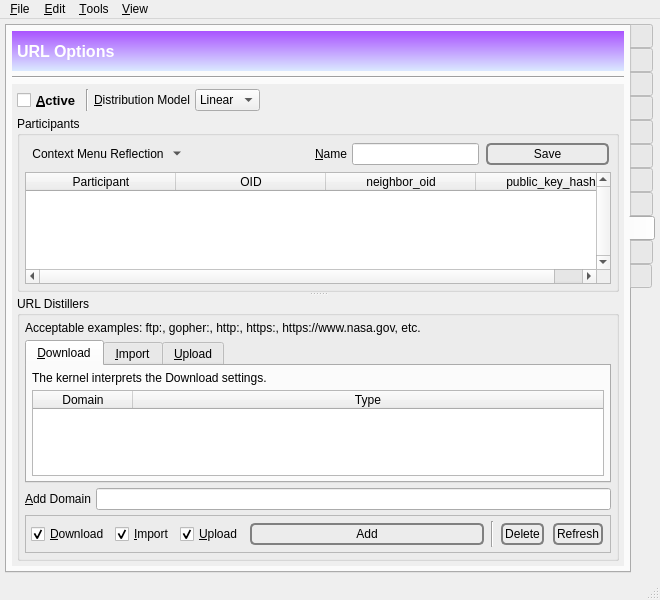
Qt form branches/trunk/GoldBug-UI/spot-on-controlcenter.ui (textbrowser/spot-on) before a commit.
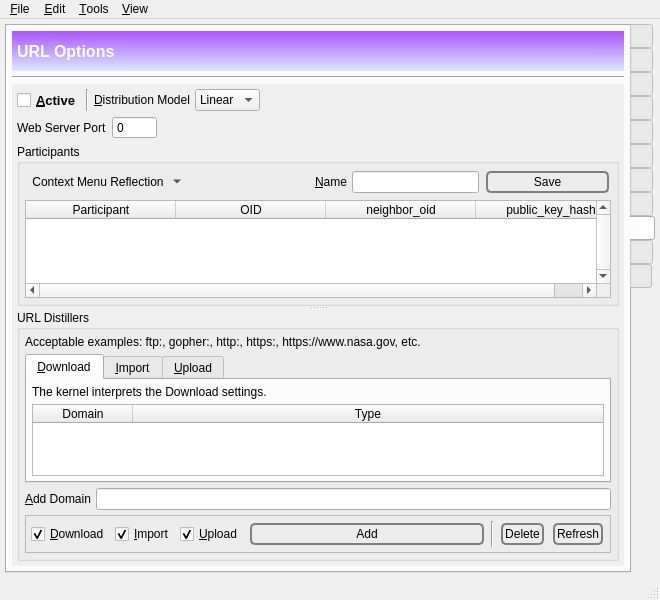
The same form after that commit. The open tabs and pages were chosen to show the change. Icons and pictures are not drawn. Custom widgets are drawn as their Qt base class.

Commit message: GB SOSS.

```diff
--- a/branches/trunk/GoldBug-UI/spot-on-controlcenter.ui
+++ b/branches/trunk/GoldBug-UI/spot-on-controlcenter.ui
@@ -9017,8 +9017,8 @@
             <rect>
              <x>0</x>
              <y>0</y>
-             <width>463</width>
-             <height>527</height>
+             <width>585</width>
+             <height>559</height>
             </rect>
            </property>
            <layout class="QVBoxLayout" name="verticalLayout_58">
@@ -9097,6 +9097,49 @@
               </item>
              </layout>
             </item>
+            <item>
+             <layout class="QHBoxLayout" name="horizontalLayout_48">
+              <item>
+               <widget class="QLabel" name="label_135">
+                <property name="text">
+                 <string>Web Server Port</string>
+                </property>
+               </widget>
+              </item>
+              <item>
+               <widget class="QSpinBox" name="web_server_port">
+                <property name="toolTip">
+                 <string>A positive port value will enable the Spot-On Search Server (SOSS); an active kernel is also required. Please modify the current port or press the Enter key while keyboard focus is on the Web Server Port widget for new credentials. A port value of zero will deactivate the Spot-On Search Server (SOSS).</string>
+                </property>
+                <property name="buttonSymbols">
+                 <enum>QAbstractSpinBox::NoButtons</enum>
+                </property>
+                <property name="minimum">
+                 <number>0</number>
+                </property>
+                <property name="maximum">
+                 <number>65535</number>
+                </property>
+                <property name="value">
+                 <number>0</number>
+                </property>
+               </widget>
+              </item>
+              <item>
+               <spacer name="horizontalSpacer_20">
+                <property name="orientation">
+                 <enum>Qt::Horizontal</enum>
+                </property>
+                <property name="sizeHint" stdset="0">
+                 <size>
+                  <width>40</width>
+                  <height>20</height>
+                 </size>
+                </property>
+               </spacer>
+              </item>
+             </layout>
+            </item>
             <item>
              <widget class="QSplitter" name="urlsVerticalSplitter">
               <property name="orientation">
```
Left out of the diff: 4 changed lines with no effect on the pictures.
